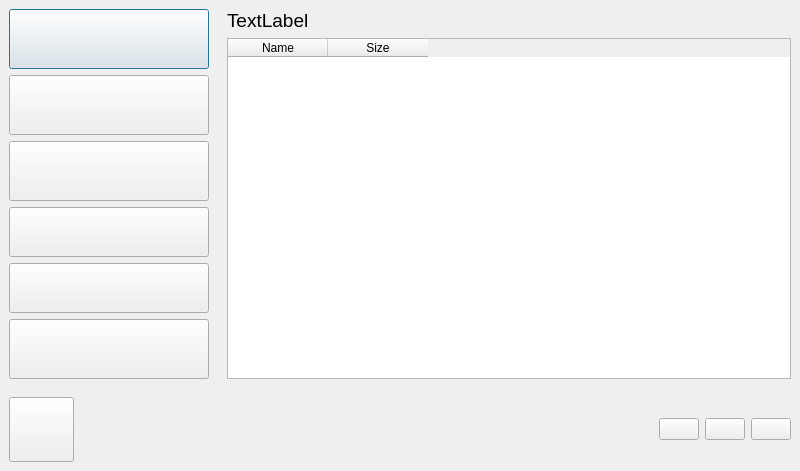
This is ClientApp/qt/printpage_qt.ui in re3Dprinting/touchscreen as Qt 5 draws it before an edit. The edited form follows.
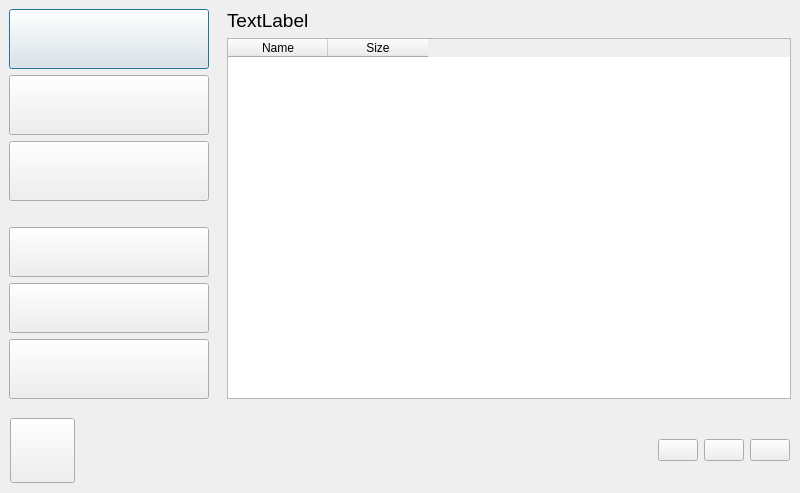
This is the edited form. Icons and pictures are not drawn.

The edit to the form file:
```diff
--- a/ClientApp/qt/printpage_qt.ui
+++ b/ClientApp/qt/printpage_qt.ui
@@ -167,17 +167,33 @@
           </property>
          </spacer>
         </item>
+        <item>
+         <spacer name="horizontalSpacer_2">
+          <property name="orientation">
+           <enum>Qt::Horizontal</enum>
+          </property>
+          <property name="sizeType">
+           <enum>QSizePolicy::Fixed</enum>
+          </property>
+          <property name="sizeHint" stdset="0">
+           <size>
+            <width>200</width>
+            <height>20</height>
+           </size>
+          </property>
+         </spacer>
+        </item>
         <item>
          <widget class="QPushButton" name="pushbutton_folder_up">
           <property name="sizePolicy">
-           <sizepolicy hsizetype="Maximum" vsizetype="Maximum">
+           <sizepolicy hsizetype="Preferred" vsizetype="Maximum">
             <horstretch>0</horstretch>
             <verstretch>0</verstretch>
            </sizepolicy>
           </property>
           <property name="minimumSize">
            <size>
-            <width>200</width>
+            <width>160</width>
             <height>50</height>
            </size>
           </property>
@@ -205,14 +221,14 @@
         <item>
          <widget class="QPushButton" name="pushbutton_folder_open">
           <property name="sizePolicy">
-           <sizepolicy hsizetype="Maximum" vsizetype="Maximum">
+           <sizepolicy hsizetype="Preferred" vsizetype="Maximum">
             <horstretch>0</horstretch>
             <verstretch>0</verstretch>
            </sizepolicy>
           </property>
           <property name="minimumSize">
            <size>
-            <width>200</width>
+            <width>160</width>
             <height>50</height>
            </size>
           </property>
@@ -240,14 +256,14 @@
         <item>
          <widget class="QPushButton" name="pushbutton_scan_sd">
           <property name="sizePolicy">
-           <sizepolicy hsizetype="Maximum" vsizetype="Maximum">
+           <sizepolicy hsizetype="Preferred" vsizetype="Maximum">
             <horstretch>0</horstretch>
             <verstretch>0</verstretch>
            </sizepolicy>
           </property>
           <property name="minimumSize">
            <size>
-            <width>200</width>
+            <width>160</width>
             <height>60</height>
            </size>
           </property>
@@ -377,6 +393,18 @@
    <item>
     <widget class="QWidget" name="BottomBar" native="true">
      <layout class="QHBoxLayout" name="horizontalLayout_2">
+      <property name="leftMargin">
+       <number>10</number>
+      </property>
+      <property name="topMargin">
+       <number>10</number>
+      </property>
+      <property name="rightMargin">
+       <number>10</number>
+      </property>
+      <property name="bottomMargin">
+       <number>10</number>
+      </property>
       <item>
        <widget class="QPushButton" name="Back">
         <property name="sizePolicy">
@@ -409,8 +437,8 @@
         </property>
         <property name="iconSize">
          <size>
-          <width>65</width>
-          <height>65</height>
+          <width>55</width>
+          <height>55</height>
          </size>
         </property>
        </widget>
@@ -426,7 +454,7 @@
         <property name="sizeHint" stdset="0">
          <size>
           <width>282</width>
-          <height>48</height>
+          <height>40</height>
          </size>
         </property>
        </spacer>
```
Left out of the diff: 12 changed lines with no effect on the pictures.
